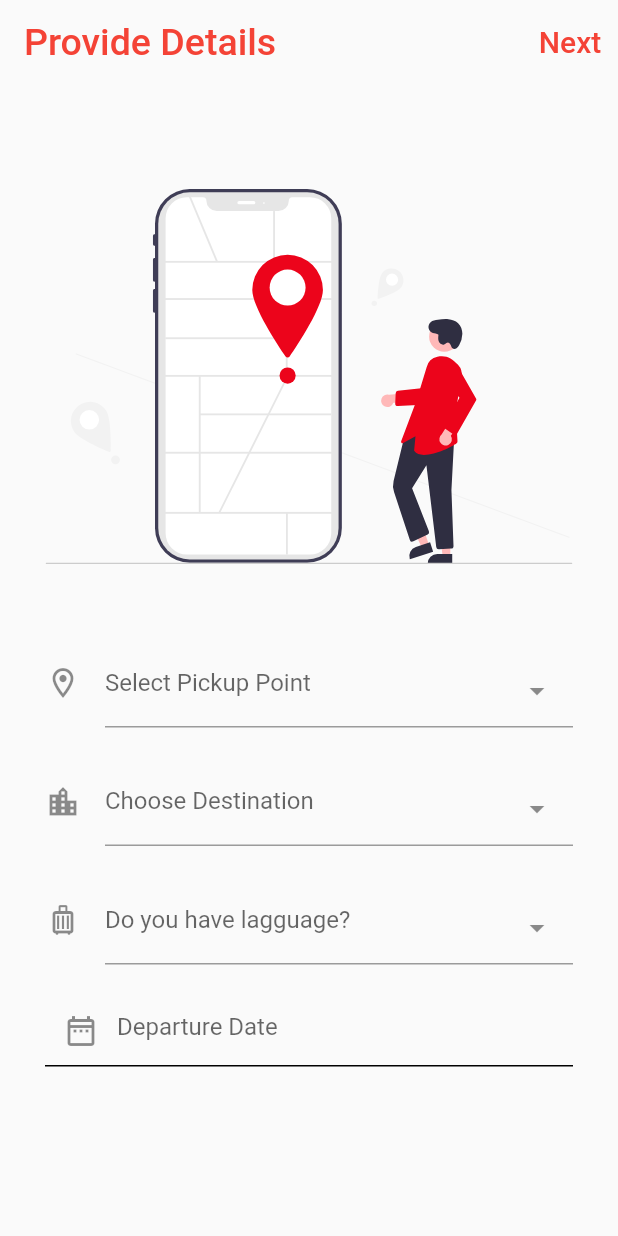
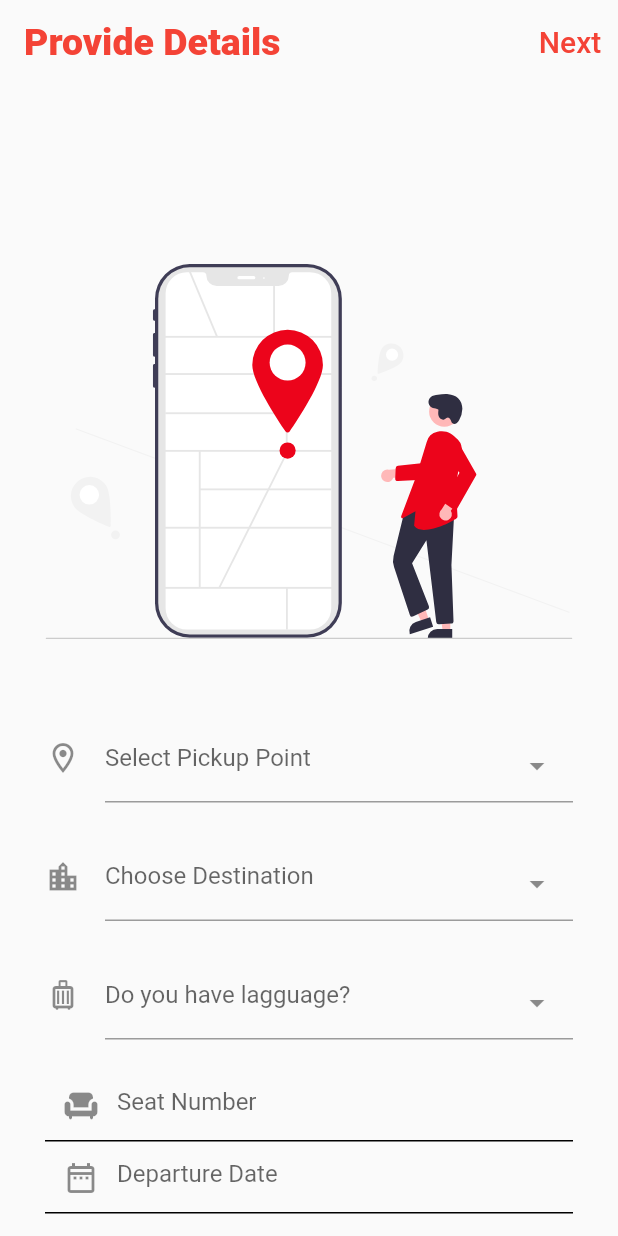
Before and after one commit to EhMaNa/Infinity-Express, a Flutter app: the Destination screen opened directly, on a phone screen of 412 x 824 dp. Run offline on Flutter 3.47's test engine with Material 2 defaults, Android fonts, the phone set to English and light mode, and no system bars; drawn by our look-alikes of select_form_field; our stand-ins replace animated_text_kit, carousel_slider, cloud_firestore, firebase_auth, firebase_core, flutter_easyloading and 2 more; missing offline and left inert: path_parsing; accounts and stored records are empty.

Commit message:
made some few changes

```diff
--- a/infinity/lib/pages/destination.dart
+++ b/infinity/lib/pages/destination.dart
@@ -1,7 +1,14 @@
+import 'package:cloud_firestore/cloud_firestore.dart';
 import 'package:flutter/cupertino.dart';
 import 'package:flutter/material.dart';
+import 'package:flutter_easyloading/flutter_easyloading.dart';
 import 'package:flutter_svg/flutter_svg.dart';
+import 'package:infinity/authentication/auththentication.dart';
+import 'package:infinity/database/database.dart';
+import 'package:infinity/models/student.dart';
+import 'package:infinity/models/ticket.dart';
 import 'package:infinity/pages/booking.dart';
+import 'package:infinity/pages/home.dart';
 import 'package:select_form_field/select_form_field.dart';
 
 class Destination extends StatefulWidget {
@@ -10,10 +17,20 @@ class Destination extends StatefulWidget {
 }
 
 class _DestinationState extends State<Destination> {
+  Person person = Person();
   final _formKey = GlobalKey<FormState>();
   final _scaffoldKey = GlobalKey<ScaffoldState>();
+
+  final String currentUserID = Authentication().getCurrentUserID;
   //TextEditingController _phoneController = TextEditingController();
   TextEditingController date = TextEditingController();
+  TextEditingController _seat = TextEditingController();
+  String destination = '';
+  String seatNumber = '';
+  String pickUp = '';
+  String departure = '';
+  String randomID = '';
+  String lagguage = '';
 
   final List<Map<String, dynamic>> _locations = [
     {
@@ -45,6 +62,11 @@ class _DestinationState extends State<Destination> {
       'label': 'No',
     },
   ];
+  @override
+  void initState() {
+    super.initState();
+    randomID = FirebaseFirestore.instance.collection('posts').doc().id;
+  }
 
   @override
   Widget build(BuildContext context) {
@@ -54,22 +76,34 @@ class _DestinationState extends State<Destination> {
         automaticallyImplyLeading: false,
         backgroundColor: Colors.transparent,
         elevation: 0.0,
-        title: Text('Provide Details', style: TextStyle(color: Colors.red, fontSize: 25)),
+        title: Text('Provide Details',
+            style: TextStyle(color: Colors.red, fontSize: 25, fontWeight: FontWeight.w800)),
         actions: [
           TextButton(
-              onPressed: () => Navigator.push(
-                  context, MaterialPageRoute(builder: (context) => Booking())),
+              onPressed: () async {
+                if (_formKey.currentState!.validate()) {
+                  String check = await uploadPost();
+
+                  check != null
+                      ? EasyLoading.showSuccess('Seat Booked',
+                          dismissOnTap: true)
+                      : EasyLoading.showError('Cannot Book Seat',
+                          dismissOnTap: true);
+                } else {
+                  EasyLoading.showError('Select file and Choose #Tag',
+                      duration: Duration(seconds: 2));
+                }
+              },
               child: Text(
                 "Next",
                 style: TextStyle(color: Colors.red, fontSize: 20),
               ))
         ],
       ),
-      body:
-      ListView(
+      body: ListView(
         physics: BouncingScrollPhysics(),
         children: <Widget>[
-          Padding(padding: EdgeInsets.only(top: 20, bottom: 50)),
+          Padding(padding: EdgeInsets.only(top: 20, bottom: 100)),
           SvgPicture.asset(
             'assets/destination.svg',
             height: 250,
@@ -91,7 +125,9 @@ class _DestinationState extends State<Destination> {
                       icon: Icon(Icons.location_on_outlined),
                       labelText: 'Select Pickup Point',
                       items: _pickup,
-                      onChanged: (val) => print(val),
+                      onChanged: (value) {
+                        setState(() => pickUp = value);
+                      },
                       onSaved: (val) => print(val),
                     ),
                   ),
@@ -106,7 +142,9 @@ class _DestinationState extends State<Destination> {
                       icon: Icon(Icons.location_city_outlined),
                       labelText: 'Choose Destination',
                       items: _locations,
-                      onChanged: (val) => print(val),
+                      onChanged: (value) {
+                        setState(() => destination = value);
+                      },
                       onSaved: (val) => print(val),
                     ),
                   ),
@@ -123,14 +161,37 @@ class _DestinationState extends State<Destination> {
                       icon: Icon(Icons.luggage_outlined),
                       labelText: 'Do you have lagguage?',
                       items: value,
-                      onChanged: (val) => print(val),
+
                       onSaved: (val) => print(val),
+                      onChanged: (value) {
+                        setState(() => lagguage = value);
+                      },
                     ),
                   ),
                   SizedBox(
                     height: 20,
                   ),
-
+                  Padding(
+                    padding: const EdgeInsets.symmetric(horizontal: 10.0),
+                    child: TextFormField(
+                      decoration: InputDecoration(
+                        hintText: 'Seat Number',
+                        prefixIcon: Icon(Icons.chair),
+                        enabledBorder: UnderlineInputBorder(
+                            borderSide: BorderSide(color: Colors.black)),
+                        focusedBorder: UnderlineInputBorder(
+                            borderSide: BorderSide(color: Colors.red)),
+                        border: UnderlineInputBorder(
+                            borderSide: BorderSide(color: Colors.red)),
+                        focusColor: Colors.red,
+                      ),
+                      obscureText: false,
+                      controller: _seat,
+                      onChanged: (value) {
+                        setState(() => seatNumber = value);
+                      },
+                    ),
+                  ),
                   Padding(
                     padding: const EdgeInsets.symmetric(horizontal: 10.0),
                     child: TextFormField(
@@ -147,9 +208,12 @@ class _DestinationState extends State<Destination> {
                       ),
                       obscureText: false,
                       controller: date,
+                      onChanged: (value) {
+                        setState(() => departure = value);
+                      },
                     ),
                   ),
-                  SizedBox(height: 30),
+                  SizedBox(height: 50),
                 ],
               ),
             ),
@@ -158,4 +222,44 @@ class _DestinationState extends State<Destination> {
       ),
     );
   }
+
+  Future uploadPost() async {
+    if (destination.isNotEmpty && departure.isNotEmpty ||
+        pickUp.isNotEmpty && _formKey.currentState!.validate()) {
+      EasyLoading.show(
+          status: 'Creating  Ticket',
+          maskType: EasyLoadingMaskType.custom,
+          dismissOnTap: false);
+
+      // then upload document to firestore
+      Ticket ticket = Ticket(
+        destination: destination,
+        seatNumber: seatNumber,
+        lagguage: lagguage,
+        departure: departure,
+        ticketID: randomID,
+        pickUp: pickUp,
+        name: person.name,
+      );
+
+
+      await FirestoreService.ticketsCollection
+          .doc(currentUserID)
+          .collection('tickets')
+          .doc(ticket.ticketID)
+          .set({
+        'destination': ticket.destination,
+        'seatNUmber': ticket.seatNumber,
+        'depature': ticket.departure,
+        'name': person.name,
+        'tickeID': randomID
+      });
+      EasyLoading.showToast('Upload Done');
+      EasyLoading.dismiss();
+      Navigator.pushReplacement(
+          context, MaterialPageRoute(builder: (context) => Home()));
+    } else {
+      EasyLoading.showToast('Cannot Upload Post, Choose #Tag');
+    }
+  }
 }
```
